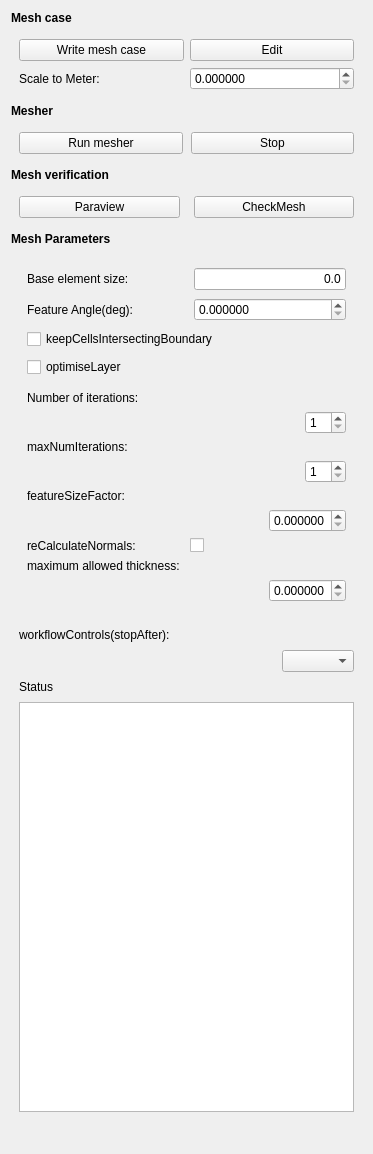
First picture: the form in Mod/dexcsCfdOF/dexcsTaskPanelCfdMesh.ui, repository dexcs-of/launcher, before the edit.
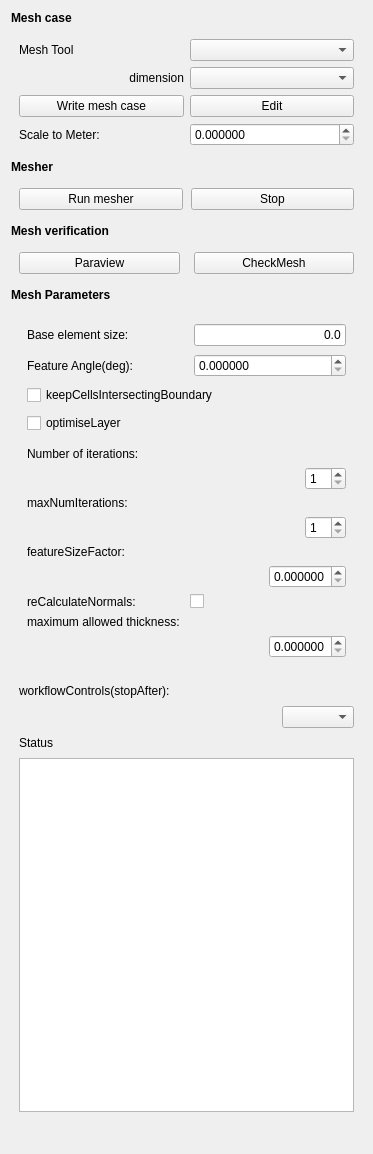
Second picture: the form after the edit. Custom widgets are drawn as their Qt base class.

Commit message: cfMesh 2D 対応

```diff
--- a/Mod/dexcsCfdOF/dexcsTaskPanelCfdMesh.ui
+++ b/Mod/dexcsCfdOF/dexcsTaskPanelCfdMesh.ui
@@ -41,28 +41,7 @@
      <property name="bottomMargin">
       <number>8</number>
      </property>
-     <item row="0" column="0">
-      <widget class="QPushButton" name="pb_write_mesh">
-       <property name="text">
-        <string>Write mesh case</string>
-       </property>
-      </widget>
-     </item>
-     <item row="0" column="1">
-      <widget class="QPushButton" name="pb_edit_mesh">
-       <property name="text">
-        <string>Edit</string>
-       </property>
-      </widget>
-     </item>
-     <item row="2" column="0">
-      <widget class="QLabel" name="l_scaleToMeter">
-       <property name="text">
-        <string>Scale to Meter:</string>
-       </property>
-      </widget>
-     </item>
-     <item row="2" column="1">
+     <item row="4" column="1">
       <widget class="QDoubleSpinBox" name="if_scaleToMeter">
        <property name="decimals">
         <number>6</number>
@@ -78,6 +57,50 @@
        </property>
       </widget>
      </item>
+     <item row="2" column="0">
+      <widget class="QPushButton" name="pb_write_mesh">
+       <property name="text">
+        <string>Write mesh case</string>
+       </property>
+      </widget>
+     </item>
+     <item row="2" column="1">
+      <widget class="QPushButton" name="pb_edit_mesh">
+       <property name="text">
+        <string>Edit</string>
+       </property>
+      </widget>
+     </item>
+     <item row="0" column="0">
+      <widget class="QLabel" name="l_meshTool">
+       <property name="text">
+        <string>Mesh Tool</string>
+       </property>
+      </widget>
+     </item>
+     <item row="0" column="1">
+      <widget class="QComboBox" name="cb_meshTool"/>
+     </item>
+     <item row="4" column="0">
+      <widget class="QLabel" name="l_scaleToMeter">
+       <property name="text">
+        <string>Scale to Meter:</string>
+       </property>
+      </widget>
+     </item>
+     <item row="1" column="0">
+      <widget class="QLabel" name="l_dimension">
+       <property name="text">
+        <string>dimension</string>
+       </property>
+       <property name="alignment">
+        <set>Qt::AlignRight|Qt::AlignTrailing|Qt::AlignVCenter</set>
+       </property>
+      </widget>
+     </item>
+     <item row="1" column="1">
+      <widget class="QComboBox" name="cb_dimension"/>
+     </item>
     </layout>
    </item>
    <item>
```
The commit also changes 7 other files.
